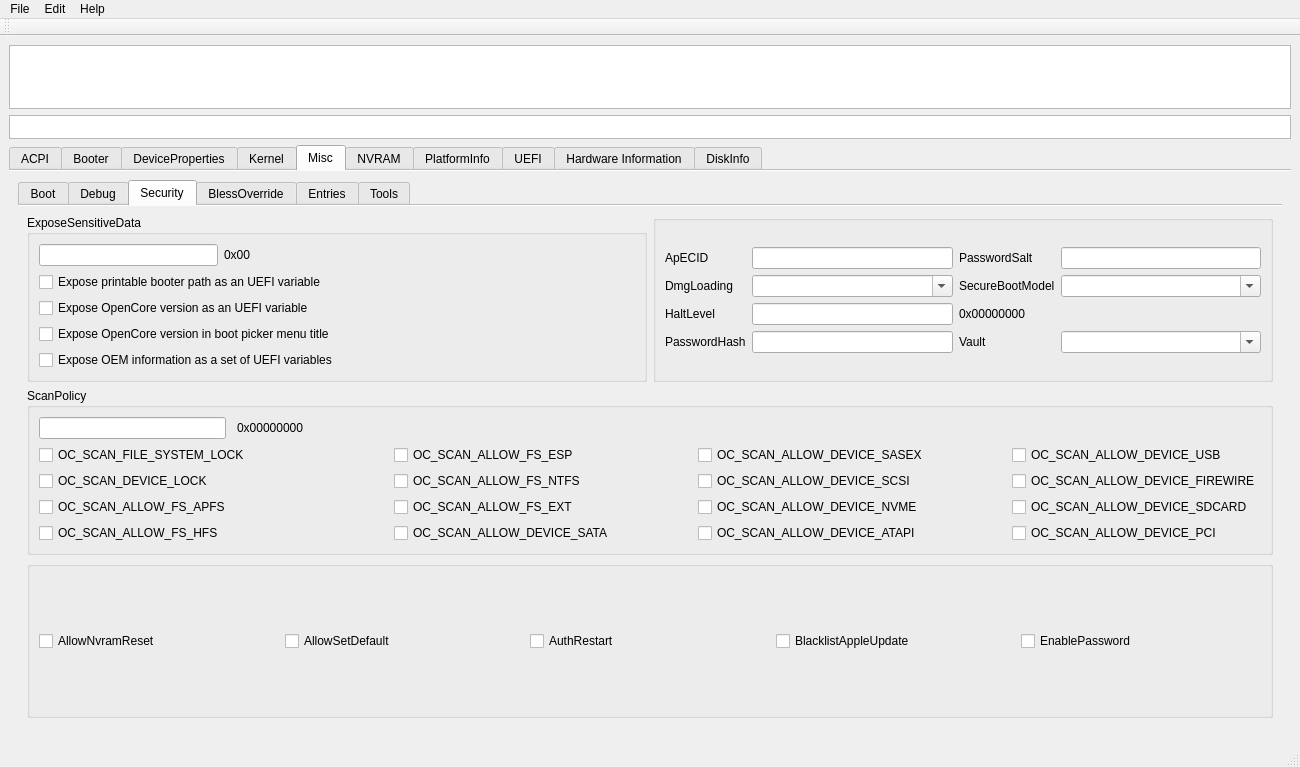
Old version of the form mainwindow.ui in the repository ic005k/OCAuxiliaryTools.
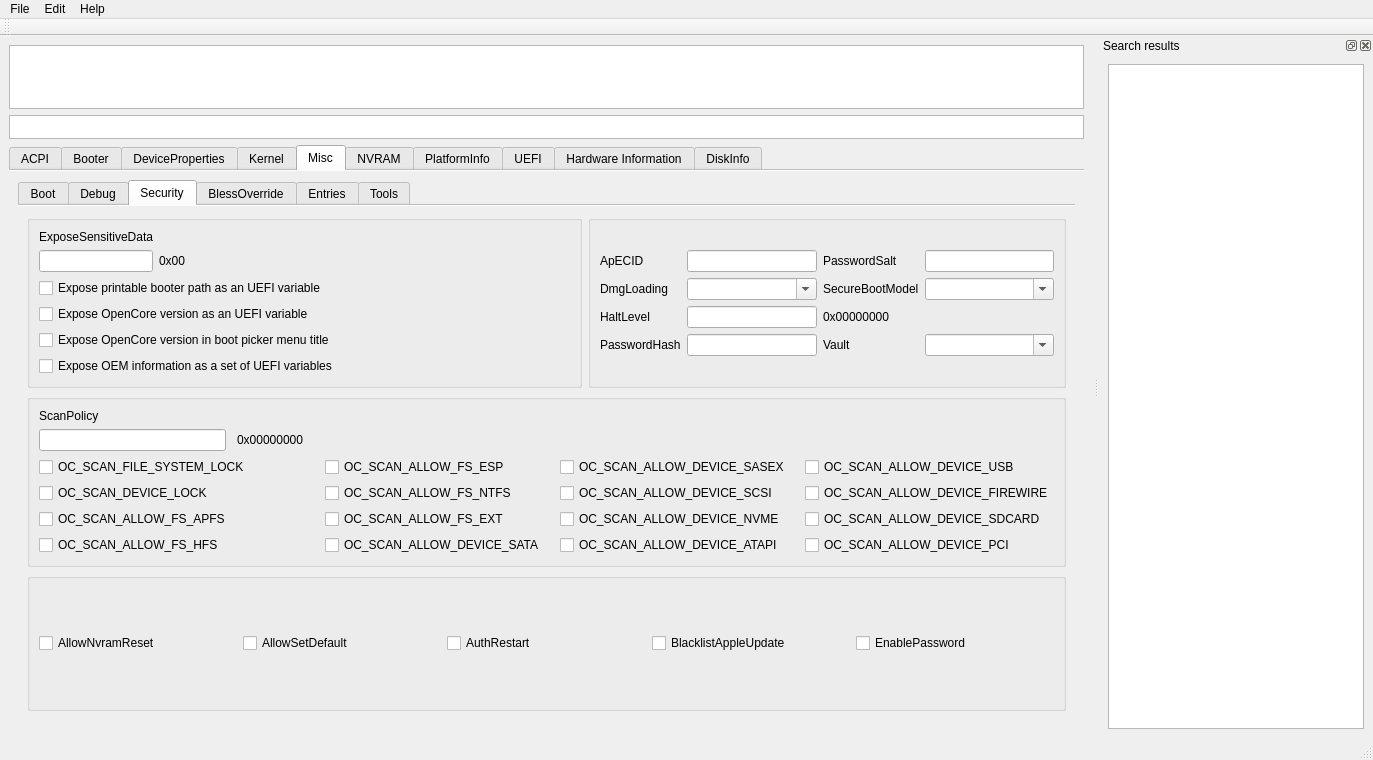
New version of the form. The open tabs and pages were chosen to show the change. Icons and pictures are not drawn.

Diff of the .ui file:
```diff
--- a/mainwindow.ui
+++ b/mainwindow.ui
@@ -6,8 +6,8 @@
    <rect>
     <x>0</x>
     <y>0</y>
-    <width>1300</width>
-    <height>767</height>
+    <width>1373</width>
+    <height>760</height>
    </rect>
   </property>
   <property name="maximumSize">
@@ -3019,41 +3019,41 @@
                <string> Sensitive data exposure bitmask (sum) to operating system.</string>
               </property>
               <property name="title">
-               <string>ExposeSensitiveData</string>
+               <string/>
               </property>
               <layout class="QGridLayout" name="gridLayout_45">
+               <item row="2" column="0" colspan="3">
+                <widget class="QCheckBox" name="chk01">
+                 <property name="text">
+                  <string>Expose printable booter path as an UEFI variable</string>
+                 </property>
+                </widget>
+               </item>
                <item row="3" column="0" colspan="3">
+                <widget class="QCheckBox" name="chk02">
+                 <property name="text">
+                  <string>Expose OpenCore version as an UEFI variable</string>
+                 </property>
+                </widget>
+               </item>
+               <item row="4" column="0" colspan="3">
                 <widget class="QCheckBox" name="chk04">
                  <property name="text">
                   <string>Expose OpenCore version in boot picker menu title</string>
                  </property>
                 </widget>
                </item>
-               <item row="4" column="0" colspan="3">
+               <item row="5" column="0" colspan="3">
                 <widget class="QCheckBox" name="chk08">
                  <property name="text">
                   <string>Expose OEM information as a set of UEFI variables</string>
                  </property>
                 </widget>
                </item>
-               <item row="2" column="0" colspan="3">
-                <widget class="QCheckBox" name="chk02">
-                 <property name="text">
-                  <string>Expose OpenCore version as an UEFI variable</string>
-                 </property>
-                </widget>
-               </item>
-               <item row="0" column="0">
+               <item row="1" column="0">
                 <widget class="QLineEdit" name="editExposeSensitiveData"/>
                </item>
-               <item row="1" column="0" colspan="3">
-                <widget class="QCheckBox" name="chk01">
-                 <property name="text">
-                  <string>Expose printable booter path as an UEFI variable</string>
-                 </property>
-                </widget>
-               </item>
-               <item row="0" column="2">
+               <item row="1" column="2">
                 <spacer name="horizontalSpacer_24">
                  <property name="orientation">
                   <enum>Qt::Horizontal</enum>
@@ -3066,13 +3066,20 @@
                  </property>
                 </spacer>
                </item>
-               <item row="0" column="1">
+               <item row="1" column="1">
                 <widget class="QLabel" name="lblExposeSensitiveData">
                  <property name="text">
                   <string>0x00</string>
                  </property>
                 </widget>
                </item>
+               <item row="0" column="0">
+                <widget class="QLabel" name="label_110">
+                 <property name="text">
+                  <string>ExposeSensitiveData</string>
+                 </property>
+                </widget>
+               </item>
               </layout>
              </widget>
             </item>
@@ -3082,171 +3089,125 @@
                <string> Define operating system detection policy.</string>
               </property>
               <property name="title">
-               <string>ScanPolicy</string>
+               <string/>
               </property>
               <layout class="QGridLayout" name="gridLayout_25">
                <item row="3" column="0">
-                <widget class="QCheckBox" name="chk3">
-                 <property name="text">
-                  <string>OC_SCAN_ALLOW_FS_APFS</string>
-                 </property>
-                </widget>
-               </item>
-               <item row="3" column="5">
-                <spacer name="horizontalSpacer_26">
-                 <property name="orientation">
-                  <enum>Qt::Horizontal</enum>
-                 </property>
-                 <property name="sizeHint" stdset="0">
-                  <size>
-                   <width>71</width>
-                   <height>20</height>
-                  </size>
-                 </property>
-                </spacer>
-               </item>
-               <item row="2" column="6">
-                <widget class="QCheckBox" name="chk10">
-                 <property name="text">
-                  <string>OC_SCAN_ALLOW_DEVICE_SCSI</string>
-                 </property>
-                </widget>
-               </item>
-               <item row="1" column="4">
-                <widget class="QCheckBox" name="chk5">
-                 <property name="text">
-                  <string>OC_SCAN_ALLOW_FS_ESP</string>
-                 </property>
-                </widget>
-               </item>
-               <item row="2" column="3">
-                <spacer name="horizontalSpacer_32">
-                 <property name="orientation">
-                  <enum>Qt::Horizontal</enum>
-                 </property>
-                 <property name="sizeHint" stdset="0">
-                  <size>
-                   <width>70</width>
-                   <height>20</height>
-                  </size>
-                 </property>
-                </spacer>
-               </item>
-               <item row="0" column="2" colspan="7">
-                <spacer name="horizontalSpacer_66">
-                 <property name="orientation">
-                  <enum>Qt::Horizontal</enum>
-                 </property>
-                 <property name="sizeHint" stdset="0">
-                  <size>
-                   <width>994</width>
-                   <height>20</height>
-                  </size>
-                 </property>
-                </spacer>
-               </item>
-               <item row="4" column="0">
-                <widget class="QCheckBox" name="chk4">
-                 <property name="text">
-                  <string>OC_SCAN_ALLOW_FS_HFS</string>
-                 </property>
-                </widget>
-               </item>
-               <item row="4" column="8">
-                <widget class="QCheckBox" name="chk16">
-                 <property name="text">
-                  <string>OC_SCAN_ALLOW_DEVICE_PCI</string>
-                 </property>
-                </widget>
-               </item>
-               <item row="1" column="7">
-                <spacer name="horizontalSpacer_34">
-                 <property name="orientation">
-                  <enum>Qt::Horizontal</enum>
-                 </property>
-                 <property name="sizeHint" stdset="0">
-                  <size>
-                   <width>70</width>
-                   <height>20</height>
-                  </size>
-                 </property>
-                </spacer>
-               </item>
-               <item row="3" column="6">
-                <widget class="QCheckBox" name="chk11">
-                 <property name="text">
-                  <string>OC_SCAN_ALLOW_DEVICE_NVME</string>
-                 </property>
-                </widget>
-               </item>
-               <item row="4" column="3">
-                <spacer name="horizontalSpacer_29">
-                 <property name="orientation">
-                  <enum>Qt::Horizontal</enum>
-                 </property>
-                 <property name="sizeHint" stdset="0">
-                  <size>
-                   <width>70</width>
-                   <height>20</height>
-                  </size>
-                 </property>
-                </spacer>
-               </item>
-               <item row="4" column="5">
-                <spacer name="horizontalSpacer_27">
-                 <property name="orientation">
-                  <enum>Qt::Horizontal</enum>
-                 </property>
-                 <property name="sizeHint" stdset="0">
-                  <size>
-                   <width>71</width>
-                   <height>20</height>
-                  </size>
-                 </property>
-                </spacer>
-               </item>
-               <item row="3" column="7">
-                <spacer name="horizontalSpacer_35">
-                 <property name="orientation">
-                  <enum>Qt::Horizontal</enum>
-                 </property>
-                 <property name="sizeHint" stdset="0">
-                  <size>
-                   <width>70</width>
-                   <height>20</height>
-                  </size>
-                 </property>
-                </spacer>
-               </item>
-               <item row="2" column="0">
                 <widget class="QCheckBox" name="chk2">
                  <property name="text">
                   <string>OC_SCAN_DEVICE_LOCK</string>
                  </property>
                 </widget>
                </item>
-               <item row="2" column="4">
-                <widget class="QCheckBox" name="chk6">
+               <item row="5" column="4">
+                <widget class="QCheckBox" name="chk8">
                  <property name="text">
-                  <string>OC_SCAN_ALLOW_FS_NTFS</string>
+                  <string>OC_SCAN_ALLOW_DEVICE_SATA</string>
                  </property>
                 </widget>
                </item>
+               <item row="4" column="3">
+                <spacer name="horizontalSpacer_31">
+                 <property name="orientation">
+                  <enum>Qt::Horizontal</enum>
+                 </property>
+                 <property name="sizeHint" stdset="0">
+                  <size>
+                   <width>70</width>
+                   <height>20</height>
+                  </size>
+                 </property>
+                </spacer>
+               </item>
                <item row="2" column="8">
+                <widget class="QCheckBox" name="chk13">
+                 <property name="text">
+                  <string>OC_SCAN_ALLOW_DEVICE_USB</string>
+                 </property>
+                </widget>
+               </item>
+               <item row="3" column="8">
                 <widget class="QCheckBox" name="chk14">
                  <property name="text">
                   <string>OC_SCAN_ALLOW_DEVICE_FIREWIRE</string>
                  </property>
                 </widget>
                </item>
-               <item row="1" column="0" colspan="3">
-                <widget class="QCheckBox" name="chk1">
+               <item row="2" column="7">
+                <spacer name="horizontalSpacer_34">
+                 <property name="orientation">
+                  <enum>Qt::Horizontal</enum>
+                 </property>
+                 <property name="sizeHint" stdset="0">
+                  <size>
+                   <width>70</width>
+                   <height>20</height>
+                  </size>
+                 </property>
+                </spacer>
+               </item>
+               <item row="1" column="1">
+                <widget class="QLabel" name="lblScanPolicy">
                  <property name="text">
-                  <string>OC_SCAN_FILE_SYSTEM_LOCK</string>
+                  <string>0x00000000</string>
                  </property>
                 </widget>
                </item>
-               <item row="0" column="0">
+               <item row="5" column="0">
+                <widget class="QCheckBox" name="chk4">
+                 <property name="text">
+                  <string>OC_SCAN_ALLOW_FS_HFS</string>
+                 </property>
+                </widget>
+               </item>
+               <item row="3" column="6">
+                <widget class="QCheckBox" name="chk10">
+                 <property name="text">
+                  <string>OC_SCAN_ALLOW_DEVICE_SCSI</string>
+                 </property>
+                </widget>
+               </item>
+               <item row="4" column="8">
+                <widget class="QCheckBox" name="chk15">
+                 <property name="text">
+                  <string>OC_SCAN_ALLOW_DEVICE_SDCARD</string>
+                 </property>
+                </widget>
+               </item>
+               <item row="4" column="0">
+                <widget class="QCheckBox" name="chk3">
+                 <property name="text">
+                  <string>OC_SCAN_ALLOW_FS_APFS</string>
+                 </property>
+                </widget>
+               </item>
+               <item row="3" column="5">
+                <spacer name="horizontalSpacer_28">
+                 <property name="orientation">
+                  <enum>Qt::Horizontal</enum>
+                 </property>
+                 <property name="sizeHint" stdset="0">
+                  <size>
+                   <width>71</width>
+                   <height>20</height>
+                  </size>
+                 </property>
+                </spacer>
+               </item>
+               <item row="3" column="7">
+                <spacer name="horizontalSpacer_36">
+                 <property name="orientation">
+                  <enum>Qt::Horizontal</enum>
+                 </property>
+                 <property name="sizeHint" stdset="0">
+                  <size>
+                   <width>70</width>
+                   <height>20</height>
+                  </size>
+                 </property>
+                </spacer>
+               </item>
+               <item row="1" column="0">
                 <widget class="QLineEdit" name="editScanPolicy">
                  <property name="maximumSize">
                   <size>
@@ -3256,15 +3217,8 @@
                  </property>
                 </widget>
                </item>
-               <item row="1" column="6">
-                <widget class="QCheckBox" name="chk9">
-                 <property name="text">
-                  <string>OC_SCAN_ALLOW_DEVICE_SASEX</string>
-                 </property>
-                </widget>
-               </item>
-               <item row="2" column="5">
-                <spacer name="horizontalSpacer_28">
+               <item row="5" column="5">
+                <spacer name="horizontalSpacer_27">
                  <property name="orientation">
                   <enum>Qt::Horizontal</enum>
                  </property>
@@ -3276,67 +3230,114 @@
                  </property>
                 </spacer>
                </item>
-               <item row="1" column="3">
-                <spacer name="horizontalSpacer_30">
+               <item row="1" column="2" colspan="7">
+                <spacer name="horizontalSpacer_66">
                  <property name="orientation">
                   <enum>Qt::Horizontal</enum>
                  </property>
                  <property name="sizeHint" stdset="0">
                   <size>
-                   <width>70</width>
-                   <height>20</height>
-                  </size>
-                 </property>
-                </spacer>
-               </item>
-               <item row="3" column="3">
-                <spacer name="horizontalSpacer_31">
-                 <property name="orientation">
-                  <enum>Qt::Horizontal</enum>
-                 </property>
-                 <property name="sizeHint" stdset="0">
-                  <size>
-                   <width>70</width>
-                   <height>20</height>
-                  </size>
-                 </property>
-                </spacer>
-               </item>
-               <item row="1" column="8">
-                <widget class="QCheckBox" name="chk13">
-                 <property name="text">
-                  <string>OC_SCAN_ALLOW_DEVICE_USB</string>
-                 </property>
-                </widget>
-               </item>
-               <item row="2" column="7">
-                <spacer name="horizontalSpacer_36">
-                 <property name="orientation">
-                  <enum>Qt::Horizontal</enum>
-                 </property>
-                 <property name="sizeHint" stdset="0">
-                  <size>
-                   <width>70</width>
+                   <width>994</width>
                    <height>20</height>
                   </size>
                  </property>
                 </spacer>
                </item>
                <item row="4" column="4">
-                <widget class="QCheckBox" name="chk8">
+                <widget class="QCheckBox" name="chk7">
                  <property name="text">
-                  <string>OC_SCAN_ALLOW_DEVICE_SATA</string>
+                  <string>OC_SCAN_ALLOW_FS_EXT</string>
                  </property>
                 </widget>
                </item>
-               <item row="4" column="6">
+               <item row="5" column="6">
                 <widget class="QCheckBox" name="chk12">
                  <property name="text">
                   <string>OC_SCAN_ALLOW_DEVICE_ATAPI</string>
                  </property>
                 </widget>
                </item>
-               <item row="1" column="5">
+               <item row="5" column="7">
+                <spacer name="horizontalSpacer_33">
+                 <property name="orientation">
+                  <enum>Qt::Horizontal</enum>
+                 </property>
+                 <property name="sizeHint" stdset="0">
+                  <size>
+                   <width>70</width>
+                   <height>20</height>
+                  </size>
+                 </property>
+                </spacer>
+               </item>
+               <item row="4" column="5">
+                <spacer name="horizontalSpacer_26">
+                 <property name="orientation">
+                  <enum>Qt::Horizontal</enum>
+                 </property>
+                 <property name="sizeHint" stdset="0">
+                  <size>
+                   <width>71</width>
+                   <height>20</height>
+                  </size>
+                 </property>
+                </spacer>
+               </item>
+               <item row="2" column="3">
+                <spacer name="horizontalSpacer_30">
+                 <property name="orientation">
+                  <enum>Qt::Horizontal</enum>
+                 </property>
+                 <property name="sizeHint" stdset="0">
+                  <size>
+                   <width>70</width>
+                   <height>20</height>
+                  </size>
+                 </property>
+                </spacer>
+               </item>
+               <item row="2" column="0" colspan="3">
+                <widget class="QCheckBox" name="chk1">
+                 <property name="text">
+                  <string>OC_SCAN_FILE_SYSTEM_LOCK</string>
+                 </property>
+                </widget>
+               </item>
+               <item row="4" column="7">
+                <spacer name="horizontalSpacer_35">
+                 <property name="orientation">
+                  <enum>Qt::Horizontal</enum>
+                 </property>
+                 <property name="sizeHint" stdset="0">
+                  <size>
+                   <width>70</width>
+                   <height>20</height>
+                  </size>
+                 </property>
+                </spacer>
+               </item>
+               <item row="4" column="6">
+                <widget class="QCheckBox" name="chk11">
+                 <property name="text">
+                  <string>OC_SCAN_ALLOW_DEVICE_NVME</string>
+                 </property>
+                </widget>
+               </item>
+               <item row="2" column="4">
+                <widget class="QCheckBox" name="chk5">
+                 <property name="text">
+                  <string>OC_SCAN_ALLOW_FS_ESP</string>
+                 </property>
+                </widget>
+               </item>
+               <item row="5" column="8">
+                <widget class="QCheckBox" name="chk16">
+                 <property name="text">
+                  <string>OC_SCAN_ALLOW_DEVICE_PCI</string>
+                 </property>
+                </widget>
+               </item>
+               <item row="2" column="5">
                 <spacer name="horizontalSpacer_25">
                  <property name="orientation">
                   <enum>Qt::Horizontal</enum>
@@ -3350,21 +3351,21 @@
                 </spacer>
                </item>
                <item row="3" column="4">
-                <widget class="QCheckBox" name="chk7">
+                <widget class="QCheckBox" name="chk6">
                  <property name="text">
-                  <string>OC_SCAN_ALLOW_FS_EXT</string>
+                  <string>OC_SCAN_ALLOW_FS_NTFS</string>
                  </property>
                 </widget>
                </item>
-               <item row="3" column="8">
-                <widget class="QCheckBox" name="chk15">
+               <item row="2" column="6">
+                <widget class="QCheckBox" name="chk9">
                  <property name="text">
-                  <string>OC_SCAN_ALLOW_DEVICE_SDCARD</string>
+                  <string>OC_SCAN_ALLOW_DEVICE_SASEX</string>
                  </property>
                 </widget>
                </item>
-               <item row="4" column="7">
-                <spacer name="horizontalSpacer_33">
+               <item row="5" column="3">
+                <spacer name="horizontalSpacer_29">
                  <property name="orientation">
                   <enum>Qt::Horizontal</enum>
                  </property>
@@ -3376,10 +3377,23 @@
                  </property>
                 </spacer>
                </item>
-               <item row="0" column="1">
-                <widget class="QLabel" name="lblScanPolicy">
+               <item row="3" column="3">
+                <spacer name="horizontalSpacer_32">
+                 <property name="orientation">
+                  <enum>Qt::Horizontal</enum>
+                 </property>
+                 <property name="sizeHint" stdset="0">
+                  <size>
+                   <width>70</width>
+                   <height>20</height>
+                  </size>
+                 </property>
+                </spacer>
+               </item>
+               <item row="0" column="0">
+                <widget class="QLabel" name="label_111">
                  <property name="text">
-                  <string>0x00000000</string>
+                  <string>ScanPolicy</string>
                  </property>
                 </widget>
                </item>
@@ -4548,7 +4562,7 @@
               <height>361</height>
              </rect>
             </property>
-            <layout class="QGridLayout" name="gridLayout_26">
+            <layout class="QGridLayout" name="_2">
              <item row="0" column="2">
               <widget class="QToolButton" name="btnGenerate">
                <property name="font">
@@ -7312,7 +7326,7 @@
     <rect>
      <x>0</x>
      <y>0</y>
-     <width>1300</width>
+     <width>1373</width>
      <height>24</height>
     </rect>
    </property>
@@ -7377,6 +7391,30 @@
     <bool>false</bool>
    </attribute>
   </widget>
+  <widget class="QDockWidget" name="dockFind">
+   <property name="minimumSize">
+    <size>
+     <width>160</width>
+     <height>166</height>
+    </size>
+   </property>
+   <property name="allowedAreas">
+    <set>Qt::LeftDockWidgetArea|Qt::RightDockWidgetArea</set>
+   </property>
+   <property name="windowTitle">
+    <string>Search results</string>
+   </property>
+   <attribute name="dockWidgetArea">
+    <number>2</number>
+   </attribute>
+   <widget class="QWidget" name="dockWidgetContents">
+    <layout class="QGridLayout" name="gridLayout_26">
+     <item row="0" column="0">
+      <widget class="QListWidget" name="listFind"/>
+     </item>
+    </layout>
+   </widget>
+  </widget>
   <action name="actionOpen">
    <property name="text">
     <string>Open</string>
```
Left out of the diff: 151 changed lines with no effect on the pictures.
